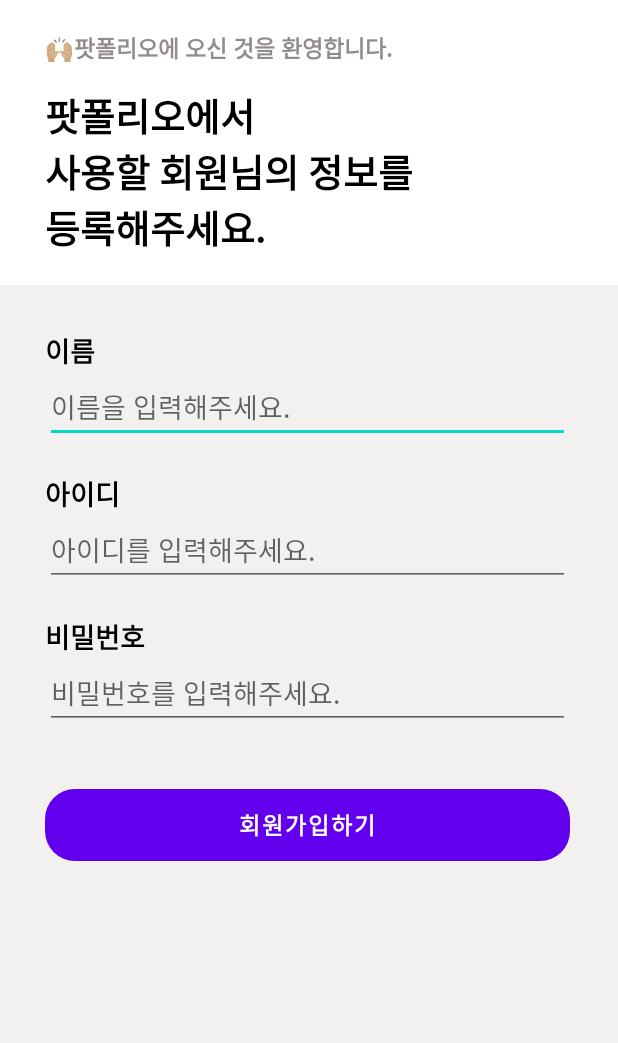
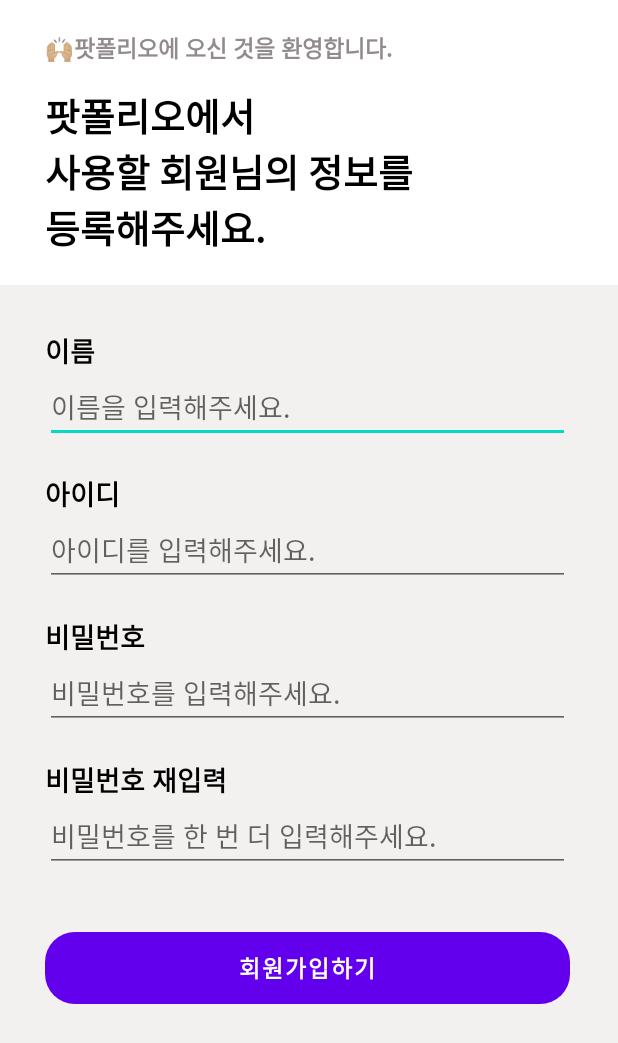
Before and after one commit to gahyunkim/Potfollio, an Android app: the SignUpActivity screen opened directly, with no data from a screen before it, on a phone screen of 412 x 824 dp. Shown: the top 1043 px of the screen. Run offline under Robolectric (Android 15) with nearby library versions, the phone set to English and light mode, and no system bars.

Commit message:
회원가입 조건 추가1

```diff
--- a/app/src/main/res/layout/activity_signup.xml
+++ b/app/src/main/res/layout/activity_signup.xml
@@ -50,6 +50,7 @@
 
         <EditText
             android:id="@+id/edtName"
+            android:inputType="textNoSuggestions"
             android:layout_width="350dp"
             android:layout_height="wrap_content"
             android:layout_marginLeft="30dp"
@@ -67,6 +68,7 @@
 
         <EditText
             android:id="@+id/edtId"
+            android:inputType="textNoSuggestions"
             android:layout_width="350dp"
             android:layout_height="wrap_content"
             android:layout_marginLeft="30dp"
@@ -84,10 +86,29 @@
 
         <EditText
             android:id="@+id/edtPass"
+            android:inputType="textNoSuggestions"
             android:layout_width="350dp"
             android:layout_height="wrap_content"
             android:layout_marginLeft="30dp"
             android:hint="비밀번호를 입력해주세요." />
+
+        <TextView
+            android:layout_width="match_parent"
+            android:layout_height="wrap_content"
+            android:layout_marginLeft="30dp"
+            android:layout_marginTop="20dp"
+            android:text="비밀번호 재입력"
+            android:textColor="#000000"
+            android:textSize="18dp"
+            android:textStyle="bold" />
+
+        <EditText
+            android:id="@+id/edtRePass"
+            android:inputType="textNoSuggestions"
+            android:layout_width="350dp"
+            android:layout_height="wrap_content"
+            android:layout_marginLeft="30dp"
+            android:hint="비밀번호를 한 번 더 입력해주세요." />
 
         <Button
             android:id="@+id/btnSign"
```
Also changed, not shown: app/src/main/java/com/example/potfollio/SignUpActivity.kt (+84 -23 lines).
